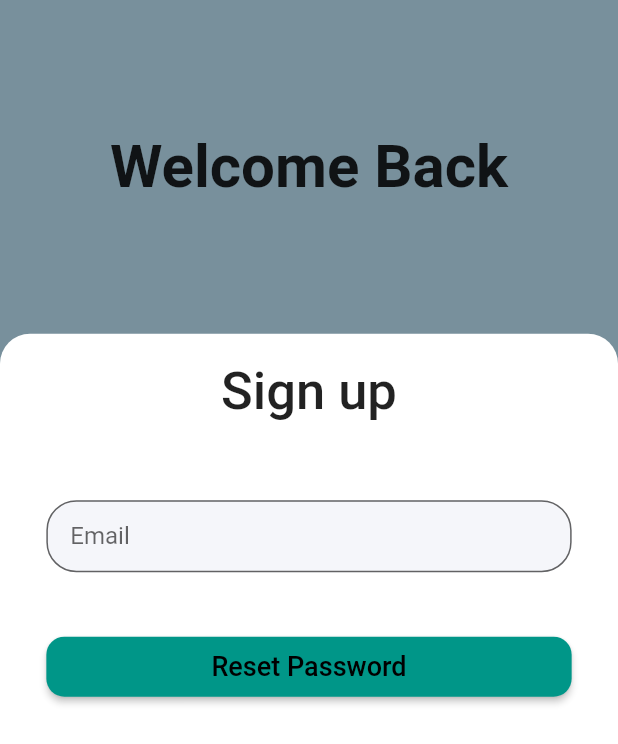
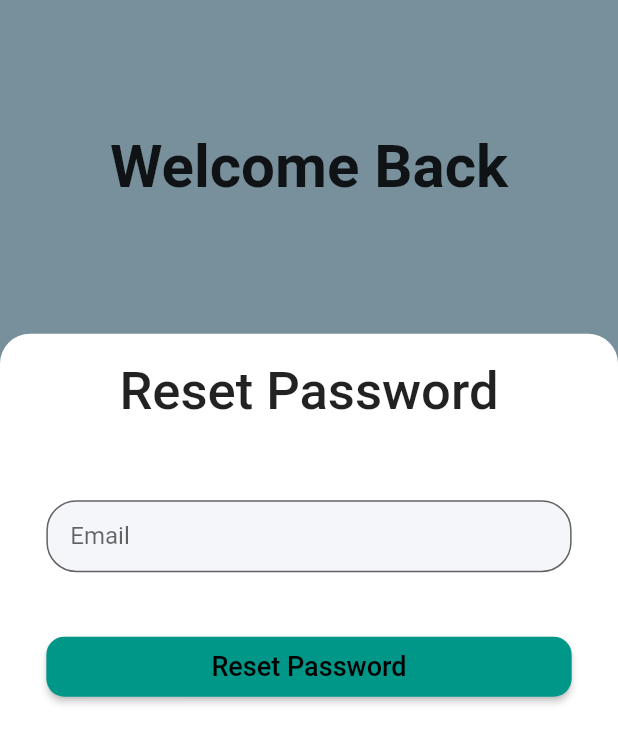
Before and after one commit to areeshak/freelancing-app-fyp, a Flutter app: the screen it shows after launch, after a tap on "Forgot Password?", on a phone screen of 412 x 824 dp. Shown: the top 744 px of the screen. Run offline on Flutter 3.47's test engine with Material 2 defaults, Android fonts, the phone set to English and light mode, and no system bars; our stand-ins replace firebase_auth, firebase_core, font_awesome_flutter, google_sign_in; accounts and stored records are empty.

Commit message:
Modify design

```diff
--- a/lib/views/ChangePasswordScreen.dart
+++ b/lib/views/ChangePasswordScreen.dart
@@ -55,7 +55,7 @@ class _ChangePasswordScreenState extends State<ChangePasswordScreen> {
                   Container(
                     padding: const EdgeInsets.all(18.0),
                     child: const Text(
-                      'Sign up',
+                      'Reset Password',
                       style: TextStyle(
                         fontSize: 35,
                         fontWeight: FontWeight.w500,
--- a/lib/views/login.dart
+++ b/lib/views/login.dart
@@ -104,7 +104,7 @@ class _LoginScreenState extends State<LoginScreen> {
                     ),
                   ),
                   const SizedBox(
-                    height: 10,
+                    height: 15,
                   ),
                   CustomButton(onTap: loginUser, text: 'Login'),
                   const SizedBox(
```
